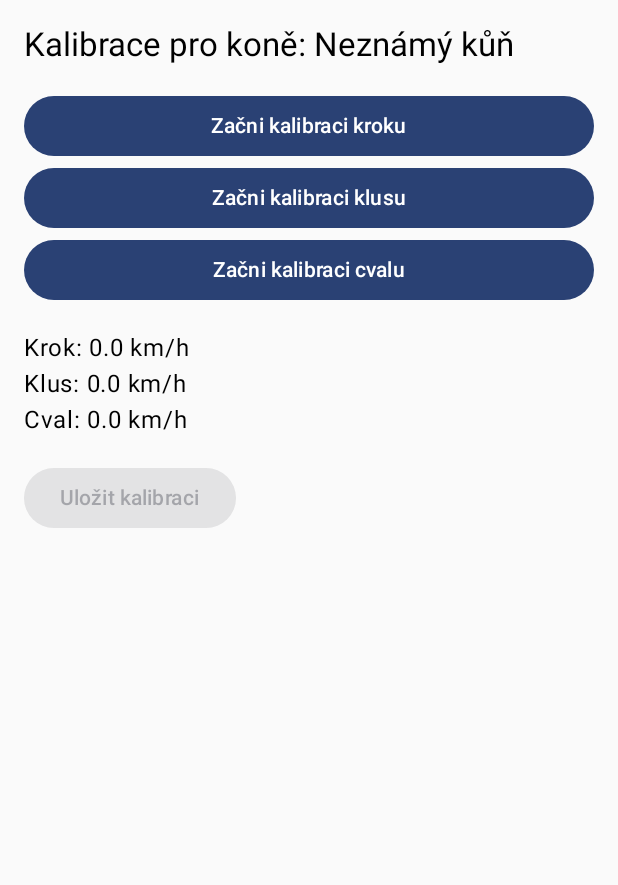
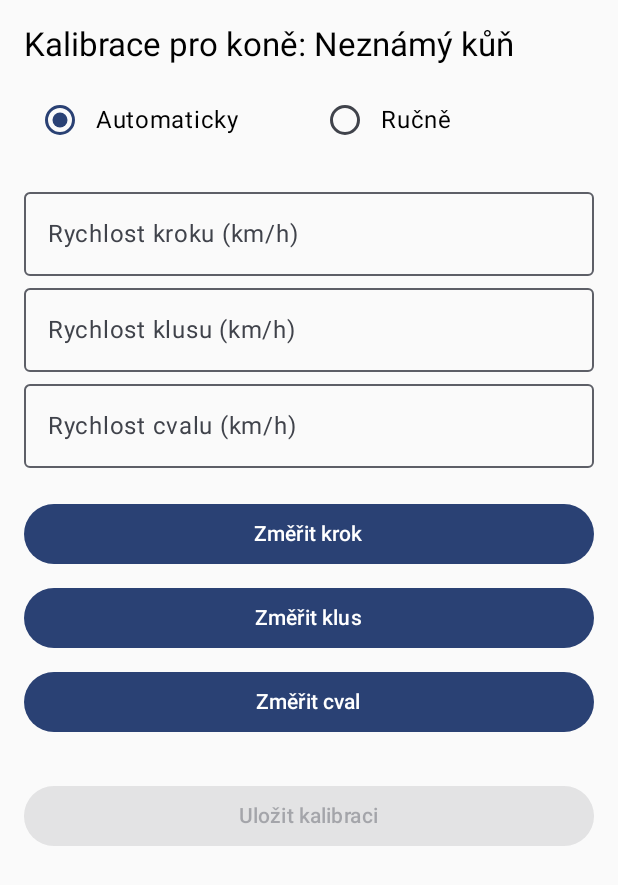
Before and after one commit to rolfovo/HorseRideTracker, an Android app built with Jetpack Compose: the CalibrationActivity screen opened directly, with no data from a screen before it, on a phone screen of 412 x 824 dp. Shown: the top 885 px of the screen. Run offline under Robolectric (Android 15) with nearby library versions, the phone set to English and light mode, and no system bars.

Commit message:
Vraceni chybnych uprav

```diff
--- a/app/src/main/java/com/example/horseridetracker/CalibrationActivity.kt
+++ b/app/src/main/java/com/example/horseridetracker/CalibrationActivity.kt
@@ -1,6 +1,5 @@
 package com.example.horseridetracker
 
-import android.content.Context
 import android.os.Bundle
 import android.util.Log
 import androidx.activity.ComponentActivity
@@ -8,13 +7,15 @@ import androidx.activity.compose.setContent
 import androidx.compose.foundation.layout.*
 import androidx.compose.material3.*
 import androidx.compose.runtime.*
+import androidx.compose.ui.Alignment
 import androidx.compose.ui.Modifier
-import androidx.compose.ui.platform.LocalContext
 import androidx.compose.ui.unit.dp
 import com.example.horseridetracker.ui.theme.HorseRideTrackerTheme
 import kotlinx.coroutines.delay
 import kotlinx.coroutines.launch
 import kotlin.random.Random
+import androidx.compose.foundation.clickable
+
 
 class CalibrationActivity : ComponentActivity() {
     override fun onCreate(savedInstanceState: Bundle?) {
@@ -25,18 +26,20 @@ class CalibrationActivity : ComponentActivity() {
         setContent {
             HorseRideTrackerTheme {
                 CalibrationScreen(horseName) { step, trot, canter ->
-                    // Uložit do SharedPreferences
-                    val sharedPreferences = getSharedPreferences("horses", Context.MODE_PRIVATE)
-                    val editor = sharedPreferences.edit()
-                    val existing = sharedPreferences.getStringSet("horseNames", mutableSetOf())?.toMutableSet() ?: mutableSetOf()
-                    existing.add(horseName)
-                    editor.putStringSet("horseNames", existing)
-                    editor.putFloat("${horseName}_step", step.toFloat())
-                    editor.putFloat("${horseName}_trot", trot.toFloat())
-                    editor.putFloat("${horseName}_canter", canter.toFloat())
-                    editor.apply()
+                    Log.d("Kalibrace", "[$horseName] Krok: $step, Klus: $trot, Cval: $canter")
 
-                    Log.d("Kalibrace", "Krok: $step, Klus: $trot, Cval: $canter")
+                    val prefs = getSharedPreferences("horses", MODE_PRIVATE)
+                    prefs.edit().apply {
+                        putFloat("${horseName}_step",   step.toFloat())
+                        putFloat("${horseName}_trot",   trot.toFloat())
+                        putFloat("${horseName}_canter", canter.toFloat())
+
+                        val set = prefs.getStringSet(PrefKeys.HORSE_NAMES, setOf())?.toMutableSet()
+                            ?: mutableSetOf()
+                        set.add(horseName)
+                        putStringSet(PrefKeys.HORSE_NAMES, set)
+                    }.apply()
+
                     finish()
                 }
             }
@@ -44,16 +47,24 @@ class CalibrationActivity : ComponentActivity() {
     }
 }
 
+/* -------------------------------------------------------------------------- */
+
+private enum class CalibMode { AUTO, MANUAL }
+
+/* -------------------------------------------------------------------------- */
+
 @Composable
 fun CalibrationScreen(
     horseName: String,
     onCalibrationComplete: (Double, Double, Double) -> Unit
 ) {
     val coroutineScope = rememberCoroutineScope()
-    var step by remember { mutableStateOf(0.0) }
-    var trot by remember { mutableStateOf(0.0) }
-    var canter by remember { mutableStateOf(0.0) }
     var isMeasuring by remember { mutableStateOf(false) }
+    var mode by remember { mutableStateOf(CalibMode.AUTO) }
+
+    var stepText by remember { mutableStateOf("") }
+    var trotText by remember { mutableStateOf("") }
+    var canterText by remember { mutableStateOf("") }
 
     Column(
         modifier = Modifier
@@ -61,66 +72,122 @@ fun CalibrationScreen(
             .padding(16.dp)
     ) {
         Text("Kalibrace pro koně: $horseName", style = MaterialTheme.typography.titleLarge)
-        Spacer(modifier = Modifier.height(16.dp))
+        Spacer(Modifier.height(12.dp))
 
-        CalibrationButton("Začni kalibraci kroku", isMeasuring) {
+        /* ---- Přepínač režimu ---- */
+        ModeSwitch(mode) { mode = it }
+        Spacer(Modifier.height(16.dp))
+
+        /* ---- Vstupní pole (dostupné v obou režimech) ---- */
+        OutlinedTextField(
+            value = stepText,
+            onValueChange = { stepText = it },
+            label = { Text("Rychlost kroku (km/h)") },
+            modifier = Modifier.fillMaxWidth()
+        )
+        OutlinedTextField(
+            value = trotText,
+            onValueChange = { trotText = it },
+            label = { Text("Rychlost klusu (km/h)") },
+            modifier = Modifier.fillMaxWidth()
+        )
+        OutlinedTextField(
+            value = canterText,
+            onValueChange = { canterText = it },
+            label = { Text("Rychlost cvalu (km/h)") },
+            modifier = Modifier.fillMaxWidth()
+        )
+
+        /* ---- Tlačítka pro AUTO režim ---- */
+        if (mode == CalibMode.AUTO) {
+            Spacer(Modifier.height(16.dp))
+
+            CalibrationButton("Změřit krok", isMeasuring) {
                 isMeasuring = true
                 coroutineScope.launch {
-                step = simulateMeasurement()
+                    stepText = "%.1f".format(simulateMeasurement())
                     isMeasuring = false
                 }
             }
-
-        CalibrationButton("Začni kalibraci klusu", isMeasuring) {
+            CalibrationButton("Změřit klus", isMeasuring) {
                 isMeasuring = true
                 coroutineScope.launch {
-                trot = simulateMeasurement()
+                    trotText = "%.1f".format(simulateMeasurement())
                     isMeasuring = false
                 }
             }
-
-        CalibrationButton("Začni kalibraci cvalu", isMeasuring) {
+            CalibrationButton("Změřit cval", isMeasuring) {
                 isMeasuring = true
                 coroutineScope.launch {
-                canter = simulateMeasurement()
+                    canterText = "%.1f".format(simulateMeasurement())
                     isMeasuring = false
-            }
-        }
-
-        Spacer(modifier = Modifier.height(16.dp))
-
-        Text("Krok: ${"%.1f".format(step)} km/h")
-        Text("Klus: ${"%.1f".format(trot)} km/h")
-        Text("Cval: ${"%.1f".format(canter)} km/h")
-
-        Spacer(modifier = Modifier.height(16.dp))
-        Button(
-            onClick = {
-                onCalibrationComplete(step, trot, canter)
-            },
-            enabled = step > 0 && trot > 0 && canter > 0
-        ) {
-            Text("Uložit kalibraci")
                 }
             }
         }
 
+        Spacer(Modifier.height(24.dp))
+
+        Button(
+            onClick = {
+                val step   = stepText.toDoubleOrNull() ?: 0.0
+                val trot   = trotText.toDoubleOrNull() ?: 0.0
+                val canter = canterText.toDoubleOrNull() ?: 0.0
+                onCalibrationComplete(step, trot, canter)
+            },
+            enabled = stepText.isNotBlank() && trotText.isNotBlank() && canterText.isNotBlank(),
+            modifier = Modifier.fillMaxWidth()
+        ) { Text("Uložit kalibraci") }
+    }
+}
+
+/* -------------------------------------------------------------------------- */
+
 @Composable
-fun CalibrationButton(text: String, isDisabled: Boolean, onClick: () -> Unit) {
+private fun ModeSwitch(current: CalibMode, onChange: (CalibMode) -> Unit) {
+    Row(
+        verticalAlignment = Alignment.CenterVertically,
+        modifier = Modifier.fillMaxWidth()
+    ) {
+        /* Radio – Auto */
+        Row(
+            verticalAlignment = Alignment.CenterVertically,
+            modifier = Modifier.weight(1f).clickable { onChange(CalibMode.AUTO) }
+        ) {
+            RadioButton(
+                selected = current == CalibMode.AUTO,
+                onClick = { onChange(CalibMode.AUTO) }
+            )
+            Text("Automaticky")
+        }
+
+        /* Radio – Manual */
+        Row(
+            verticalAlignment = Alignment.CenterVertically,
+            modifier = Modifier.weight(1f).clickable { onChange(CalibMode.MANUAL) }
+        ) {
+            RadioButton(
+                selected = current == CalibMode.MANUAL,
+                onClick = { onChange(CalibMode.MANUAL) }
+            )
+            Text("Ručně")
+        }
+    }
+}
+
+/* -------------------------------------------------------------------------- */
+
+@Composable
+private fun CalibrationButton(text: String, isDisabled: Boolean, onClick: () -> Unit) {
     Button(
         onClick = onClick,
         enabled = !isDisabled,
-        modifier = Modifier.fillMaxWidth()
-    ) {
-        Text(text)
-    }
+        modifier = Modifier
+            .fillMaxWidth()
+            .padding(vertical = 4.dp)
+    ) { Text(text) }
 }
 
-suspend fun simulateMeasurement(): Double {
-    val values = mutableListOf<Double>()
-    repeat(30) {
-        delay(1000)
-        values.add(Random.nextDouble(3.0, 15.0)) // náhodná rychlost každou sekundu
+private suspend fun simulateMeasurement(): Double {
+    delay(5000)                       // simulace 5 s měření
+    return Random.nextDouble(3.0, 15.0)
 }
-    return values.average()
-}
--- a/app/src/main/java/com/example/horseridetracker/RideActivity.kt
+++ b/app/src/main/java/com/example/horseridetracker/RideActivity.kt
@@ -261,7 +261,7 @@ class RideActivity : ComponentActivity() {
             }
             val line = Polyline().apply {
                 outlinePaint.color = color
-                outlinePaint.strokeWidth = 10f
+                outlinePaint.strokeWidth = 11f
                 setPoints(listOf(
                     GeoPoint(prev.latitude, prev.longitude),
                     GeoPoint(location.latitude, location.longitude)
```
Also changed, not shown: app/src/main/java/com/example/horseridetracker/AddHorseActivity.kt (+18 -22 lines), app/src/main/java/com/example/horseridetracker/HorseSelectScreen.kt (+66 -22 lines), app/src/main/java/com/example/horseridetracker/PrefKeys.kt (added, +9 -0 lines), app/src/main/java/com/example/horseridetracker/HorseSelectActivity.kt (line endings or trailing spaces). Lines whose indentation alone changed are shown as unchanged.
